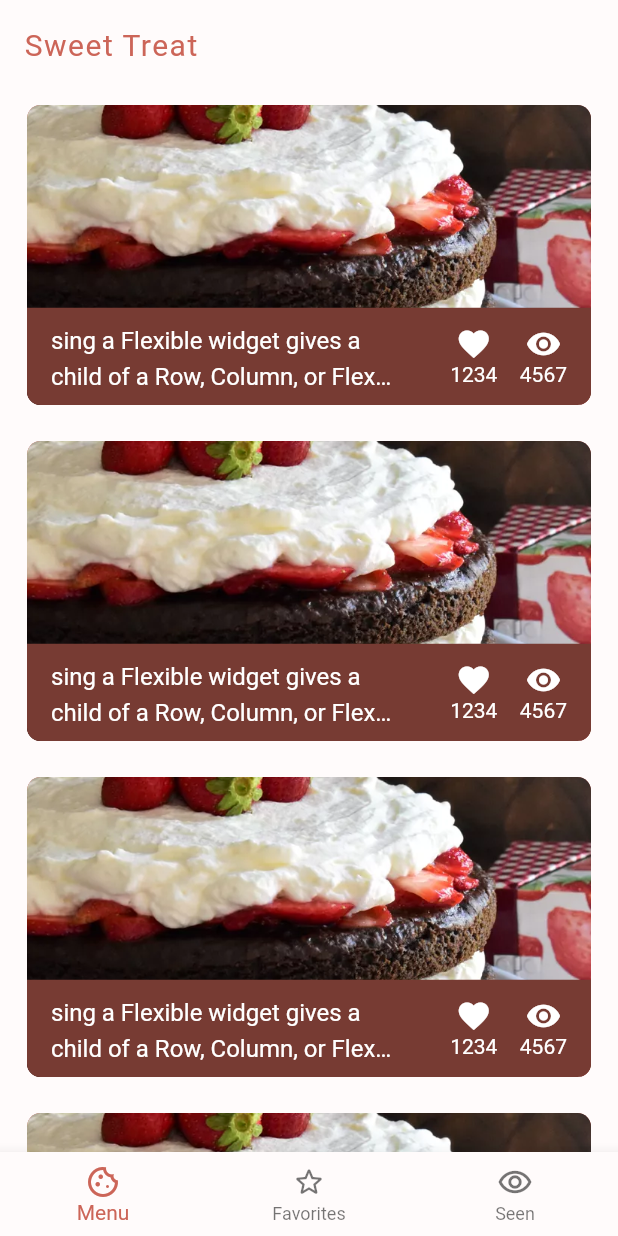
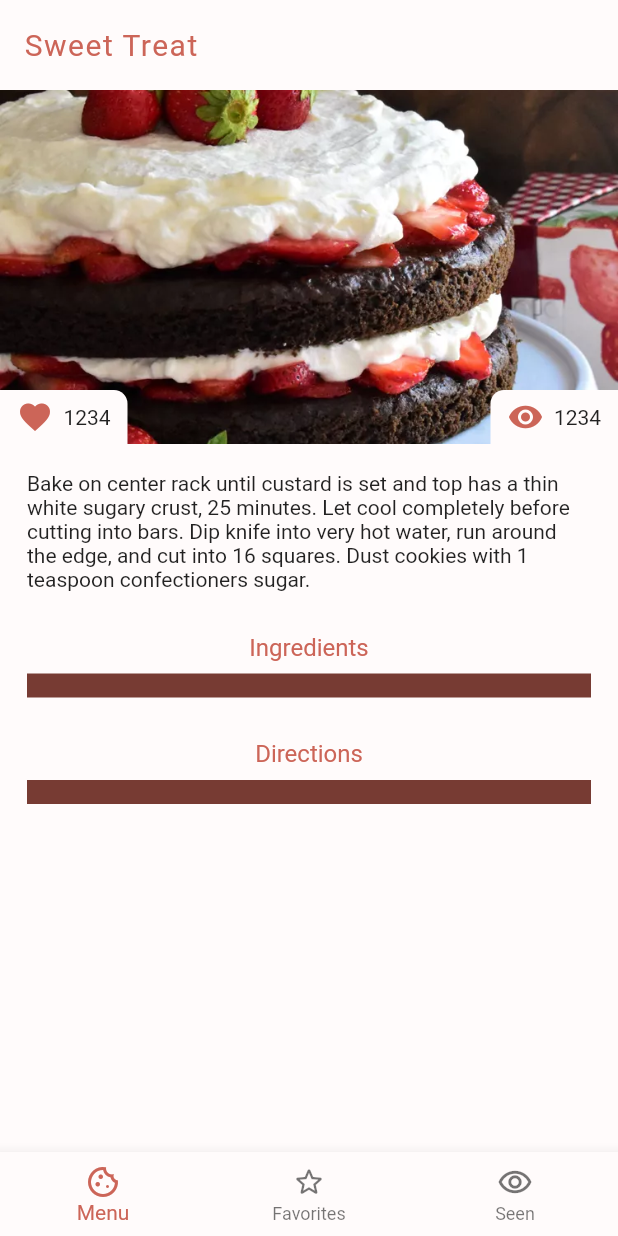
Before and after one commit to sweeetlatte/flutter-sweet-treat, a Flutter app: the screen it shows after launch, on a phone screen of 412 x 824 dp. Run offline on Flutter 3.47's test engine with Material 2 defaults, Android fonts, the phone set to English and light mode, and no system bars.

Commit message:
feat: UI product detail

```diff
--- a/lib/config/const.dart
+++ b/lib/config/const.dart
@@ -4,8 +4,6 @@ const stPrimary = Color(0xFFCC6558);
 const stPrimaryVariant = Color(0xff773b33);
 const stBackground = Color(0xffFFFBFB);
 const stNeutral1 = Colors.white;
-
-const stBackgroundwOpacity = Color.fromRGBO(255, 251, 251, 0);
 
 const sizeIconButton = 24.0;
 
--- a/lib/pages/home/widgets/category.dart
+++ b/lib/pages/home/widgets/category.dart
@@ -31,7 +31,6 @@ class CategoryPage extends StatelessWidget {
                 alignment: Alignment.center,
                 color: stPrimaryVariant,
                 child: GridTileBar(
-                  backgroundColor: stBackgroundwOpacity,
                   title: Row(
                     mainAxisAlignment: MainAxisAlignment.spaceBetween,
                     crossAxisAlignment: CrossAxisAlignment.center,
--- /dev/null
+++ b/lib/pages/home/widgets/product.dart
@@ -0,0 +1,133 @@
+import 'package:flutter/material.dart';
+import 'package:sweettreat/config/const.dart';
+
+class ProductDetail extends StatelessWidget {
+  const ProductDetail({super.key});
+
+  @override
+  Widget build(BuildContext context) {
+    return Column(
+      children: [
+        Expanded(
+          flex: 1,
+          child: Container(
+            decoration: BoxDecoration(
+                image: DecorationImage(
+              image: AssetImage(
+                  'assets/images/chocolate-strawberry-shortcake.webp'),
+              fit: BoxFit.cover,
+            )),
+            child: Row(
+              mainAxisAlignment: MainAxisAlignment.spaceBetween,
+              crossAxisAlignment: CrossAxisAlignment.end,
+              children: [
+                Container(
+                  width: 85,
+                  height: 36,
+                  decoration: BoxDecoration(
+                    borderRadius:
+                        BorderRadius.only(topRight: Radius.circular(9)),
+                    color: stBackground,
+                  ),
+                  child: Row(
+                    mainAxisAlignment: MainAxisAlignment.center,
+                    children: [
+                      Icon(
+                        Icons.favorite,
+                        color: stPrimary,
+                      ),
+                      SizedBox(width: 7),
+                      Text('1234'),
+                    ],
+                  ),
+                ),
+                Container(
+                  width: 85,
+                  height: 36,
+                  decoration: BoxDecoration(
+                    borderRadius:
+                        BorderRadius.only(topLeft: Radius.circular(9)),
+                    color: stBackground,
+                  ),
+                  child: Row(
+                    mainAxisAlignment: MainAxisAlignment.center,
+                    children: [
+                      Icon(
+                        Icons.remove_red_eye,
+                        color: stPrimary,
+                      ),
+                      SizedBox(width: 7),
+                      Text('1234'),
+                    ],
+                  ),
+                ),
+              ],
+            ),
+          ),
+        ),
+        Expanded(
+          flex: 2,
+          child: SingleChildScrollView(
+            padding: EdgeInsets.all(18),
+            child: Column(
+              children: [
+                Text(
+                    'Bake on center rack until custard is set and top has a thin white sugary crust, 25 minutes. Let cool completely before cutting into bars. Dip knife into very hot water, run around the edge, and cut into 16 squares. Dust cookies with 1 teaspoon confectioners sugar.'),
+                SizedBox(
+                  height: 20,
+                ),
+                Column(
+                  children: [
+                    Container(
+                      width: 167,
+                      height: 35,
+                      decoration: BoxDecoration(
+                        borderRadius:
+                            BorderRadius.vertical(top: Radius.circular(9)),
+                      ),
+                      alignment: Alignment.center,
+                      child: Text(
+                        'Ingredients',
+                        style: styleTitlePrimary,
+                      ),
+                    ),
+                    Container(
+                      width: double.infinity,
+                      color: stPrimaryVariant,
+                      child: Text(''),
+                    )
+                  ],
+                ),
+                SizedBox(
+                  height: 20,
+                ),
+                Column(
+                  children: [
+                    Container(
+                      width: 167,
+                      height: 35,
+                      decoration: BoxDecoration(
+                        borderRadius:
+                            BorderRadius.vertical(top: Radius.circular(9)),
+                      ),
+                      alignment: Alignment.center,
+                      child: Text(
+                        'Directions',
+                        style: styleTitlePrimary,
+                      ),
+                    ),
+                    Container(
+                      width: double.infinity,
+                      color: stPrimaryVariant,
+                      child: Text(''),
+                    )
+                  ],
+                ),
+              ],
+            ),
+          ),
+        ),
+      ],
+    );
+  }
+}
--- a/lib/pages/index.dart
+++ b/lib/pages/index.dart
@@ -3,6 +3,7 @@ import 'package:sweettreat/config/const.dart';
 import 'package:sweettreat/pages/favorites/favorites_body.dart';
 import 'package:sweettreat/pages/home/home_body.dart';
 import 'package:sweettreat/pages/home/widgets/category.dart';
+import 'package:sweettreat/pages/home/widgets/product.dart';
 import 'package:sweettreat/pages/seen/seen_body.dart';
 
 class MyApp extends StatefulWidget {
@@ -16,7 +17,8 @@ class _MyAppState extends State<MyApp> {
   int _selectedIndex = 0;
   static const List<Widget> _widgetOptions = <Widget>[
     // HomeBody(),
-    CategoryPage(),
+    // CategoryPage(),
+    ProductDetail(),
     FavoritesBody(),
     SeenBody(),
   ];
```
